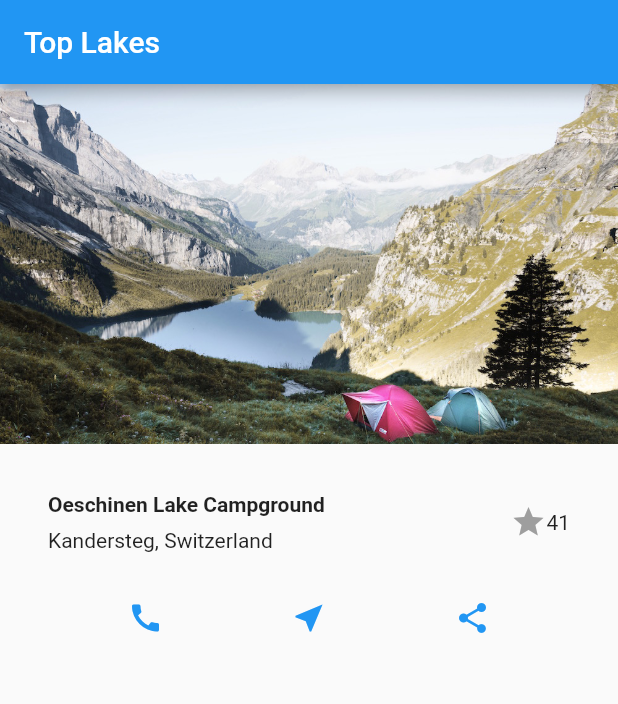
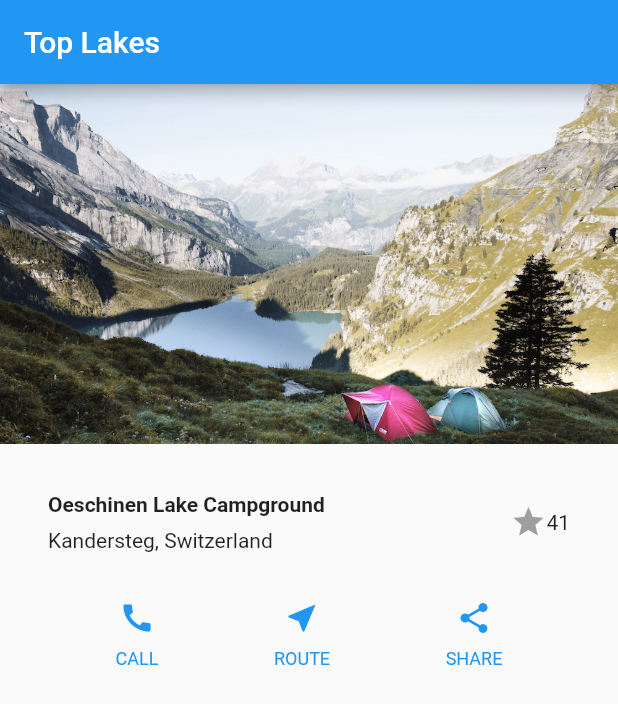
Before and after one commit to kwmt/building-layouts-in-flutter, a Flutter app: the screen it shows after launch, on a phone screen of 412 x 824 dp. Shown: the top 704 px of the screen. Run offline on Flutter 3.47's test engine with Material 2 defaults, Android fonts, the phone set to English and light mode, and no system bars.

Commit message:
アイコンとラベルを配置するところを共通化

```diff
--- a/lib/main.dart
+++ b/lib/main.dart
@@ -37,13 +37,35 @@ class MyApp extends StatelessWidget {
       ),
     );
 
+    Column _buildButtonColumn(IconData icon, String label) {
+      Color color = Theme.of(context).primaryColor;
+      return new Column(
+        mainAxisSize: MainAxisSize.min,
+        mainAxisAlignment: MainAxisAlignment.center,
+        children: <Widget>[
+          new Icon(icon, color: color),
+          new Container(
+            margin: const EdgeInsets.only(top: 8.0),
+            child: new Text(
+              label,
+              style: new TextStyle(
+                fontSize: 12.0,
+                color: color,
+              ),
+            ),
+          )
+        ],
+      );
+    }
+
+
     Widget buttonSection = new Container(
       child: new Row(
         mainAxisAlignment: MainAxisAlignment.spaceEvenly,
         children: <Widget>[
-          new Icon(Icons.call, color: Colors.blue),
-          new Icon(Icons.near_me, color: Colors.blue),
-          new Icon(Icons.share, color: Colors.blue),
+          _buildButtonColumn(Icons.call, 'CALL'),
+          _buildButtonColumn(Icons.near_me, 'ROUTE'),
+          _buildButtonColumn(Icons.share, 'SHARE'),
         ],
       ),
     );
@@ -69,6 +91,7 @@ class MyApp extends StatelessWidget {
       ),
     );
   }
+
 
 
 }
```
